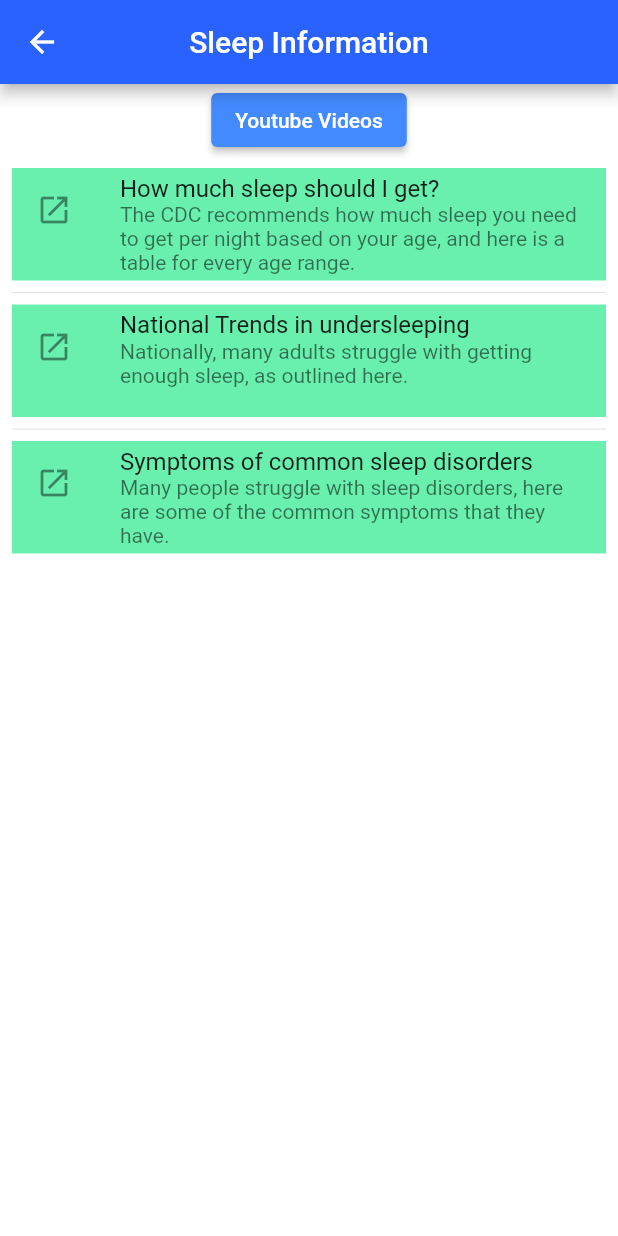
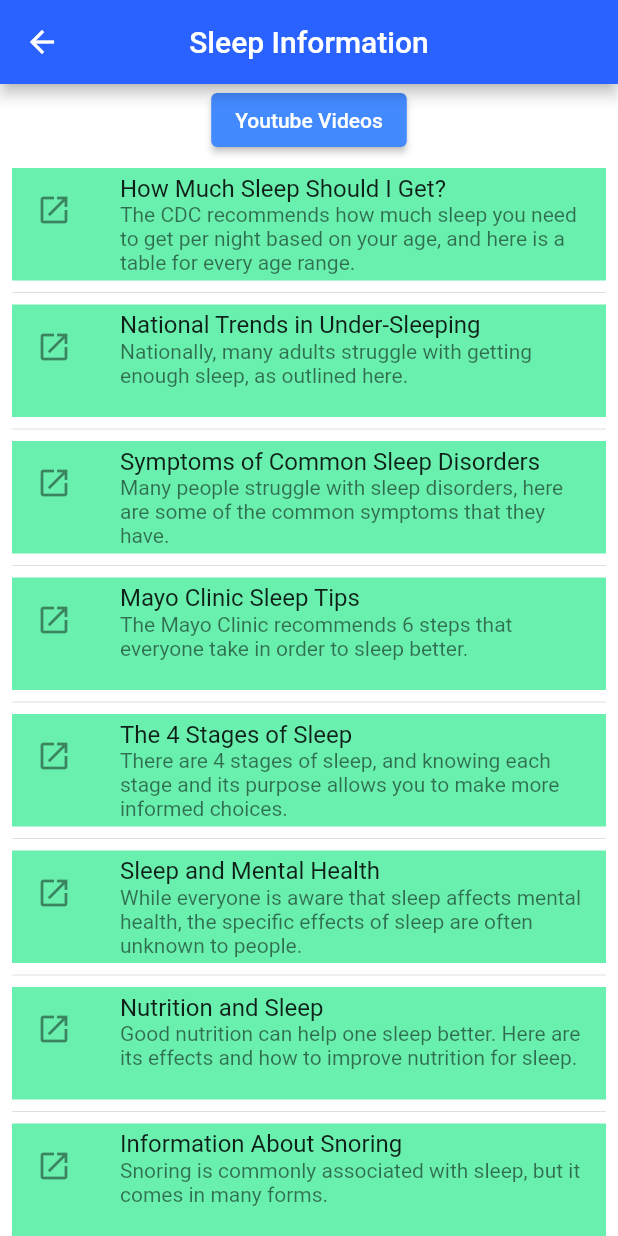
Before and after one commit to Snail51/SweetDreams, a Flutter app: the screen it shows after launch, after a tap on "More Info", on a phone screen of 412 x 824 dp. Run offline on Flutter 3.47's test engine with Material 2 defaults, Android fonts, the phone set to English and light mode, and no system bars; our stand-ins replace audioplayers, flutter_rating_bar; missing offline and left inert: time_range_picker.

Commit message:
Added more resources

```diff
--- a/lib/dreams/views/info_page.dart
+++ b/lib/dreams/views/info_page.dart
@@ -23,17 +23,33 @@ class _InfoPageState extends State<InfoPage>  {
 
   linksToWidget() {
     List<Widget> content = [];
-    List<String> links = ["https://www.cdc.gov/sleep/features/getting-enough-sleep.html",
-        "https://www.cdc.gov/sleep/data-and-statistics/adults.html",
-    "https://www.sleepfoundation.org/sleep-disorders"
+    List<String> links = [
+      "https://www.cdc.gov/sleep/features/getting-enough-sleep.html",
+      "https://www.cdc.gov/sleep/data-and-statistics/adults.html",
+      "https://www.sleepfoundation.org/sleep-disorders",
+      "https://www.mayoclinic.org/healthy-lifestyle/adult-health/in-depth/sleep/art-20048379",
+      "https://www.sleepfoundation.org/stages-of-sleep",
+      "https://www.sleepfoundation.org/mental-health",
+      "https://www.sleepfoundation.org/nutrition",
+      "https://www.sleepfoundation.org/snoring"
     ];
-    List<String> names = ["How much sleep should I get?",
-      "National Trends in undersleeping",
-      "Symptoms of common sleep disorders"
+    List<String> names = ["How Much Sleep Should I Get?",
+      "National Trends in Under-Sleeping",
+      "Symptoms of Common Sleep Disorders",
+      "Mayo Clinic Sleep Tips",
+      "The 4 Stages of Sleep",
+      "Sleep and Mental Health",
+      "Nutrition and Sleep",
+      "Information About Snoring"
     ];
     List<String> desc = ["The CDC recommends how much sleep you need to get per night based on your age, and here is a table for every age range.",
       "Nationally, many adults struggle with getting enough sleep, as outlined here.",
-      "Many people struggle with sleep disorders, here are some of the common symptoms that they have."
+      "Many people struggle with sleep disorders, here are some of the common symptoms that they have.",
+      "The Mayo Clinic recommends 6 steps that everyone take in order to sleep better.",
+      "There are 4 stages of sleep, and knowing each stage and its purpose allows you to make more informed choices.",
+      "While everyone is aware that sleep affects mental health, the specific effects of sleep are often unknown to people.",
+      "Good nutrition can help one sleep better. Here are its effects and how to improve nutrition for sleep.",
+      "Snoring is commonly associated with sleep, but it comes in many forms. "
     ];
 
 
```
